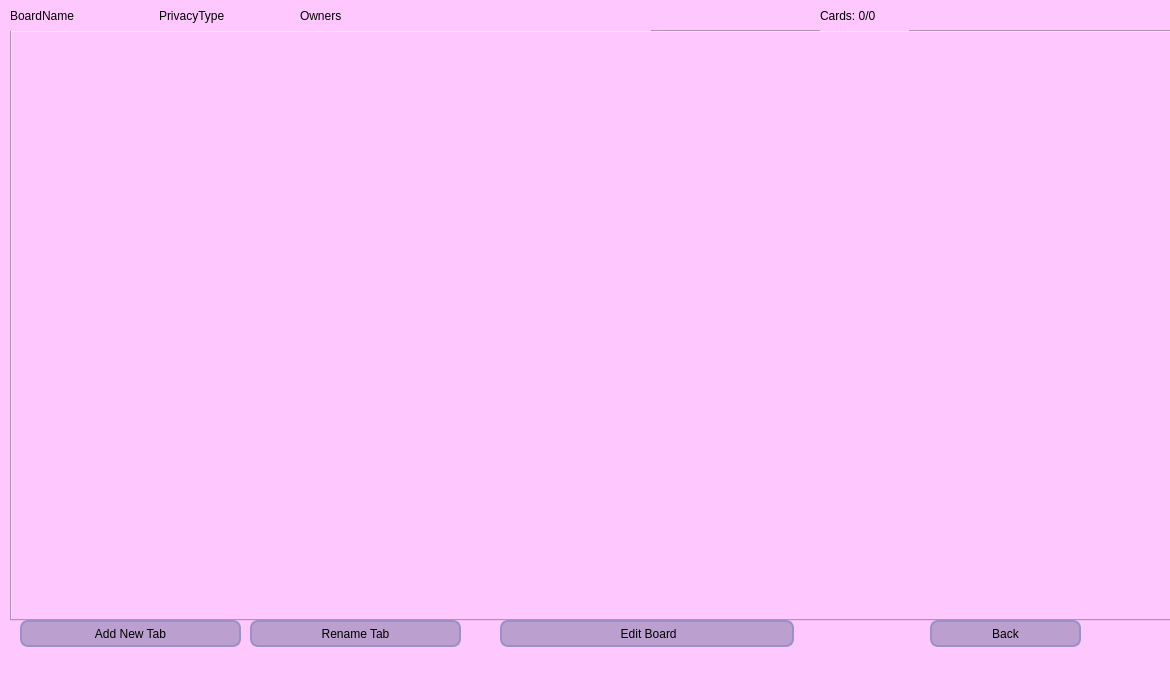
Above: UI/w_deck/deck.ui from Saigz/task_tracker_qt before the change. Below: the same form after it.
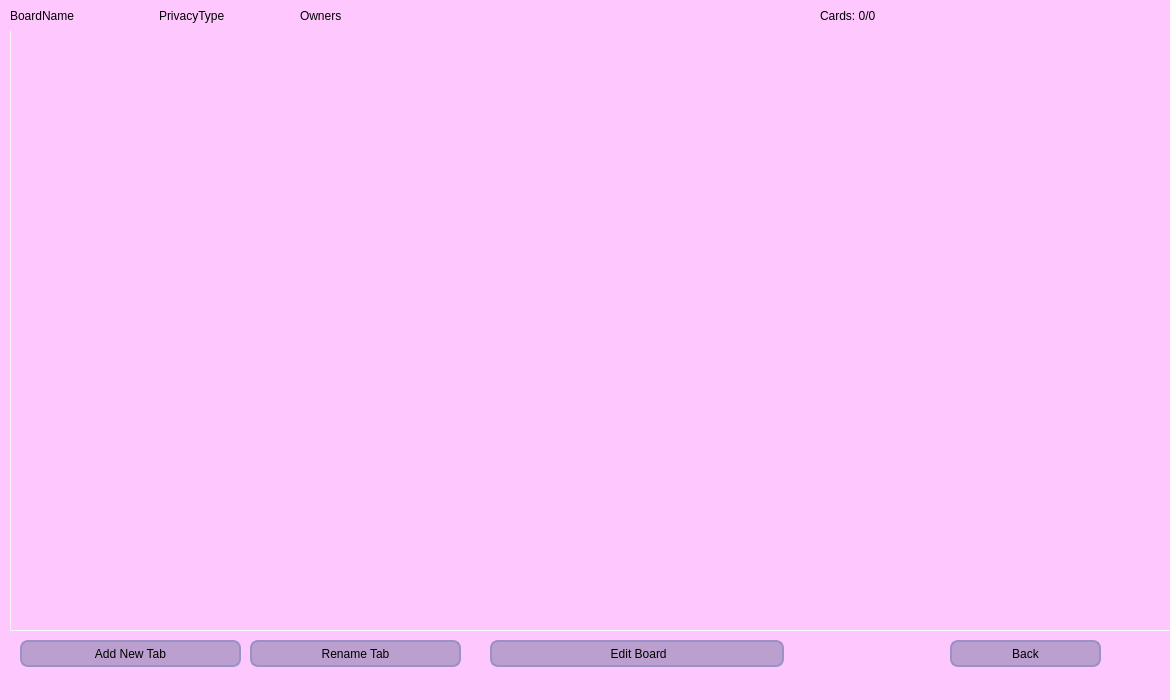
That is the form after the change. Icons and pictures are not drawn.

The edit to the form file:
```diff
--- a/UI/w_deck/deck.ui
+++ b/UI/w_deck/deck.ui
@@ -33,9 +33,37 @@
       <x>10</x>
       <y>30</y>
       <width>1201</width>
-      <height>591</height>
+      <height>601</height>
      </rect>
     </property>
+    <property name="font">
+     <font>
+      <family>Montserrat SemiBold</family>
+      <bold>true</bold>
+     </font>
+    </property>
+    <property name="styleSheet">
+     <string notr="true">QTabWidget {
+	 color: rgb(0, 0, 0);
+}
+QTabWidget::pane {
+  border: 1px solid dark;
+  top:-1px; 
+  background: rgb(245, 245, 245);
+} 
+
+QTabBar::tab {
+ color: rgb(0, 0, 0);
+  background: rgb(142, 127, 165);
+  border: 1px solid lightgray; 
+  padding: 15px;
+} 
+
+QTabBar::tab:selected { 
+  background: rgb(187, 159, 207);
+  margin-bottom: -1px; 
+}</string>
+    </property>
     <property name="currentIndex">
      <number>-1</number>
     </property>
@@ -82,8 +110,8 @@
    <widget class="QPushButton" name="btn_add_owner">
     <property name="geometry">
      <rect>
-      <x>500</x>
-      <y>620</y>
+      <x>490</x>
+      <y>640</y>
       <width>294</width>
       <height>27</height>
      </rect>
@@ -114,8 +142,8 @@
    <widget class="QPushButton" name="btn_back">
     <property name="geometry">
      <rect>
-      <x>930</x>
-      <y>620</y>
+      <x>950</x>
+      <y>640</y>
       <width>151</width>
       <height>27</height>
      </rect>
@@ -147,7 +175,7 @@
     <property name="geometry">
      <rect>
       <x>20</x>
-      <y>620</y>
+      <y>640</y>
       <width>221</width>
       <height>27</height>
      </rect>
@@ -227,7 +255,7 @@
     <property name="geometry">
      <rect>
       <x>250</x>
-      <y>620</y>
+      <y>640</y>
       <width>211</width>
       <height>27</height>
      </rect>
```
Left out of the diff: 4 changed lines with no effect on the pictures.
